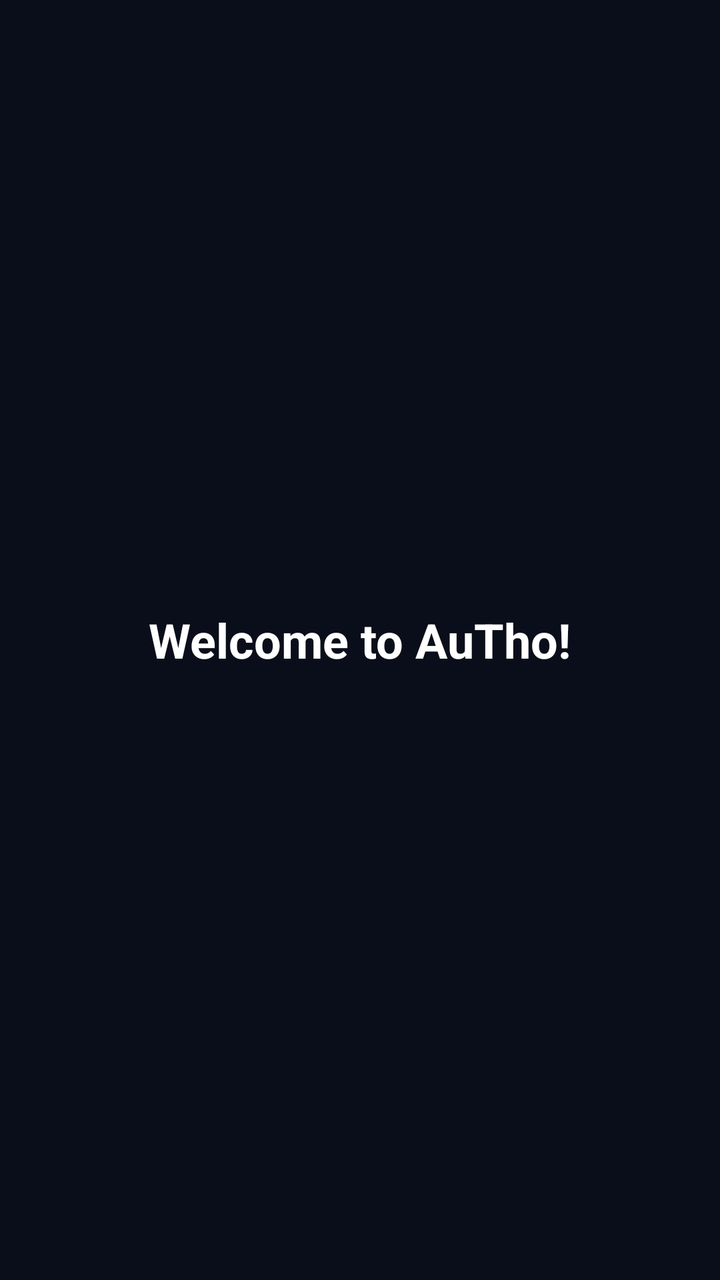
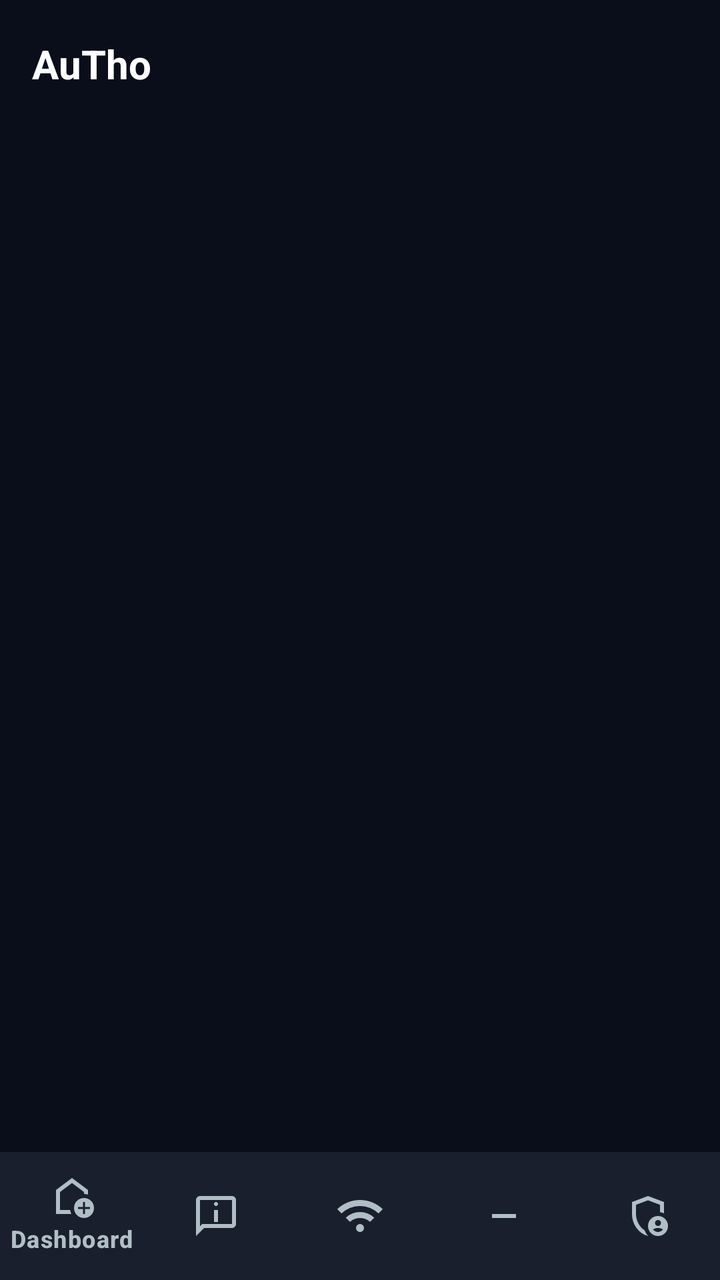

Compare the two renders of this Android layout. The source of the first and the diff that turns it into the second are given below.
<!-- AndroidManifest.xml: application theme Theme.AuTho -->
<!-- res/layout/activity_main.xml -->
<?xml version="1.0" encoding="utf-8"?>
<RelativeLayout xmlns:android="http://schemas.android.com/apk/res/android"
    android:layout_width="match_parent"
    android:layout_height="match_parent"
    android:background="@color/dark_navy"
    android:gravity="center"
    android:padding="24dp">

    <TextView
        android:id="@+id/tvWelcome"
        android:layout_width="wrap_content"
        android:layout_height="wrap_content"
        android:text="Welcome to AuTho!"
        android:textSize="24sp"
        android:textColor="@color/white"
        android:textStyle="bold"
        android:gravity="center" />

</RelativeLayout>
<!-- resources referenced by this layout -->
<resources>
  <color name="dark_navy">#0A0E1A</color>
  <color name="white">#FFFFFF</color>
  <style name="Theme.AuTho" parent="Base.Theme.AuTho" />
  <style name="Base.Theme.AuTho" parent="Theme.Material3.DayNight.NoActionBar">
          <item name="colorPrimary">@color/dark_navy</item>
          <item name="colorPrimaryVariant">@color/dark_gray</item>
          <item name="colorOnPrimary">@color/white</item>
          <item name="colorSecondary">@color/accent_blue</item>
          <item name="colorOnSecondary">@color/dark_navy</item>
          <item name="android:statusBarColor">@color/dark_navy</item>
          <item name="android:windowBackground">@color/dark_navy</item>
      </style>
  <color name="dark_gray">#1A1F2E</color>
  <color name="accent_blue">#4FC3F7</color>
</resources>

<!-- the commit's change to res/layout/activity_main.xml (unified diff, before → after) -->
@@ -1,19 +1,53 @@
 <?xml version="1.0" encoding="utf-8"?>
-<RelativeLayout xmlns:android="http://schemas.android.com/apk/res/android"
+<androidx.constraintlayout.widget.ConstraintLayout
+    xmlns:android="http://schemas.android.com/apk/res/android"
+    xmlns:app="http://schemas.android.com/apk/res-auto"
     android:layout_width="match_parent"
     android:layout_height="match_parent"
-    android:background="@color/dark_navy"
-    android:gravity="center"
-    android:padding="24dp">
+    android:background="@color/dark_navy">
 
-    <TextView
-        android:id="@+id/tvWelcome"
-        android:layout_width="wrap_content"
-        android:layout_height="wrap_content"
-        android:text="Welcome to AuTho!"
-        android:textSize="24sp"
-        android:textColor="@color/white"
-        android:textStyle="bold"
-        android:gravity="center" />
+    
+    <com.google.android.material.appbar.MaterialToolbar
+        android:id="@+id/toolbar"
+        android:layout_width="match_parent"
+        android:layout_height="?attr/actionBarSize"
+        android:background="@color/dark_navy"
+        app:titleTextColor="@color/white"
+        app:layout_constraintTop_toTopOf="parent"
+        app:layout_constraintStart_toStartOf="parent"
+        app:layout_constraintEnd_toEndOf="parent">
 
-</RelativeLayout>
+        <TextView
+            android:layout_width="wrap_content"
+            android:layout_height="wrap_content"
+            android:text="AuTho"
+            android:textSize="20sp"
+            android:textStyle="bold"
+            android:textColor="@color/white" />
+    </com.google.android.material.appbar.MaterialToolbar>
+
+    
+    <androidx.fragment.app.FragmentContainerView
+        android:id="@+id/nav_host_fragment"
+        android:layout_width="match_parent"
+        android:layout_height="0dp"
+        android:layout_marginBottom="?attr/actionBarSize"
+        app:layout_constraintTop_toBottomOf="@id/toolbar"
+        app:layout_constraintBottom_toTopOf="@id/bottom_navigation"
+        app:layout_constraintStart_toStartOf="parent"
+        app:layout_constraintEnd_toEndOf="parent" />
+
+    
+    <com.google.android.material.bottomnavigation.BottomNavigationView
+        android:id="@+id/bottom_navigation"
+        android:layout_width="match_parent"
+        android:layout_height="?attr/actionBarSize"
+        android:background="@color/dark_gray"
+        app:itemIconTint="@color/text_secondary"
+        app:itemTextColor="@color/text_secondary"
+        app:menu="@menu/bottom_nav_menu"
+        app:layout_constraintBottom_toBottomOf="parent"
+        app:layout_constraintStart_toStartOf="parent"
+        app:layout_constraintEnd_toEndOf="parent" />
+
+</androidx.constraintlayout.widget.ConstraintLayout>
<!-- resource entries referenced after the edit -->
@@ -1,6 +1,8 @@
 <!-- resources referenced by this layout -->
 <resources>
+  <color name="dark_gray">#1A1F2E</color>
   <color name="dark_navy">#0A0E1A</color>
+  <color name="text_secondary">#B0BEC5</color>
   <color name="white">#FFFFFF</color>
   <style name="Theme.AuTho" parent="Base.Theme.AuTho" />
   <style name="Base.Theme.AuTho" parent="Theme.Material3.DayNight.NoActionBar">
@@ -12,7 +14,6 @@
           <item name="android:statusBarColor">@color/dark_navy</item>
           <item name="android:windowBackground">@color/dark_navy</item>
       </style>
-  <color name="dark_gray">#1A1F2E</color>
   <color name="accent_blue">#4FC3F7</color>
 </resources>
 
